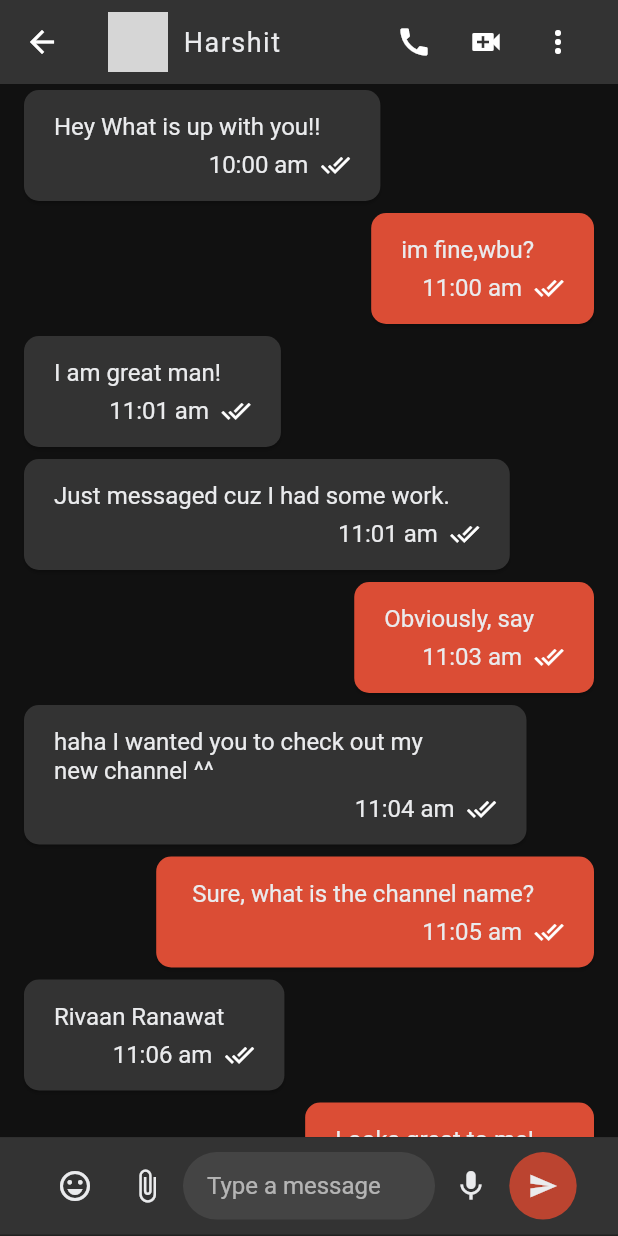
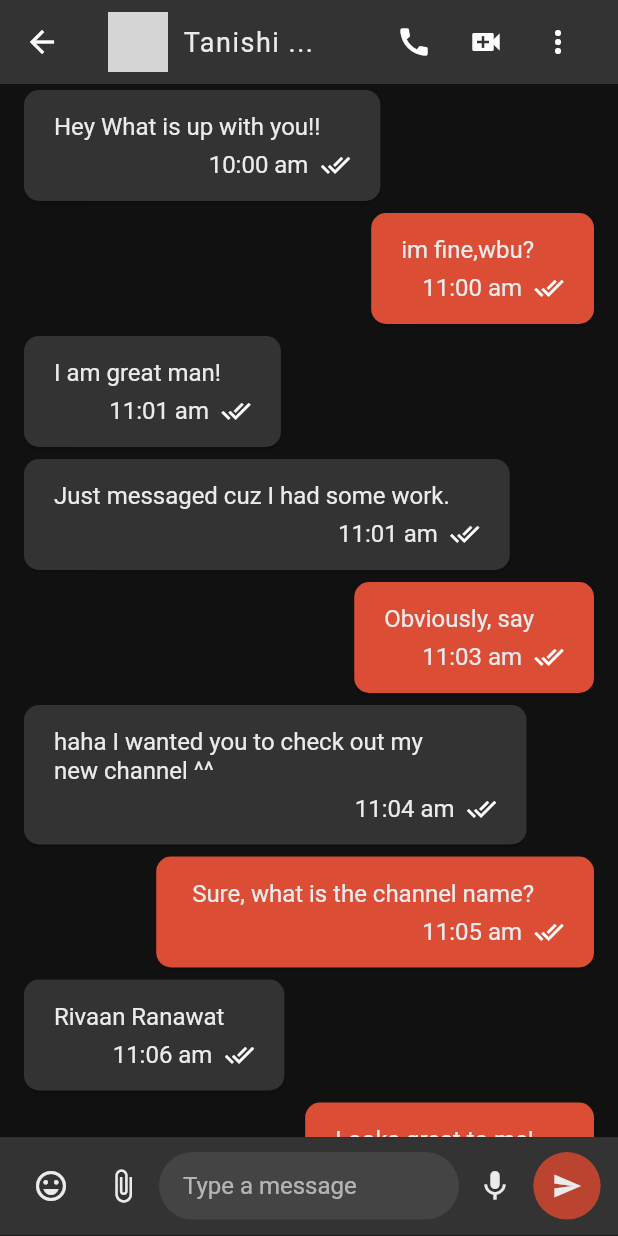
Before and after one commit to ekakshjanweja/NotWhatsapp, a Flutter app: the MobileScreen screen opened directly, after a tap on "Harshit", on a phone screen of 412 x 824 dp. Run offline on Flutter 3.47's test engine with Material 2 defaults, Android fonts, the phone set to English and light mode, and no system bars; our stand-ins replace cloud_firestore, country_picker, firebase_auth, firebase_core, firebase_storage, flutter_contacts and 2 more; accounts and stored records are empty; network calls fail; grey boxes are pictures that could not be loaded.

Commit message:
Update: Started working on isOnline functionality and now mobile chat screen shows name of user

```diff
--- a/lib/features/authentication/controller/auth_controller.dart
+++ b/lib/features/authentication/controller/auth_controller.dart
@@ -71,4 +71,10 @@ class AuthController {
       context: context,
     );
   }
+
+  //Used Data
+
+  Stream<UserModel> userDataById(String uid) {
+    return auth.userData(uid);
+  }
 }
--- a/lib/screens/mobile_chat_screen.dart
+++ b/lib/screens/mobile_chat_screen.dart
@@ -1,11 +1,22 @@
+// ignore_for_file: public_member_api_docs, sort_constructors_first
 import 'package:flutter/material.dart';
+
 import 'package:not_whatsapp/constants/colors.dart';
 import 'package:not_whatsapp/constants/font_styles.dart';
 import 'package:not_whatsapp/constants/info.dart';
 import 'package:not_whatsapp/widgets/Chat_list.dart';
 
 class MobileChatScreen extends StatelessWidget {
-  const MobileChatScreen({Key? key}) : super(key: key);
+  static const String routeName = '/mobile-chat-screen';
+
+  final String name;
+  final String uid;
+
+  const MobileChatScreen({
+    Key? key,
+    required this.name,
+    required this.uid,
+  }) : super(key: key);
 
   @override
   Widget build(BuildContext context) {
@@ -28,8 +39,13 @@ class MobileChatScreen extends StatelessWidget {
                 const SizedBox(
                   width: 10,
                 ),
-                Text(
-                  info[0]['name'].toString(),
+                name.length >= 9
+                    ? Text(
+                        name.substring(0, 8) + '...',
+                        style: FontStyle.titleStyle(),
+                      )
+                    : Text(
+                        name,
                         style: FontStyle.titleStyle(),
                       ),
               ],
@@ -40,15 +56,15 @@ class MobileChatScreen extends StatelessWidget {
               children: [
                 IconButton(
                   onPressed: () {},
-                  icon: Icon(Icons.call),
+                  icon: const Icon(Icons.call),
                 ),
                 IconButton(
                   onPressed: () {},
-                  icon: Icon(Icons.video_call),
+                  icon: const Icon(Icons.video_call),
                 ),
                 IconButton(
                   onPressed: () {},
-                  icon: Icon(Icons.more_vert),
+                  icon: const Icon(Icons.more_vert),
                 ),
               ],
             ),
@@ -76,12 +92,9 @@ class MobileChatScreen extends StatelessWidget {
               ),
               color: appBarColor,
             ),
-            child: Container(
-              padding: const EdgeInsets.symmetric(
-                horizontal: 16,
-              ),
             child: Row(
               crossAxisAlignment: CrossAxisAlignment.center,
+              mainAxisAlignment: MainAxisAlignment.spaceBetween,
               children: [
                 //Emoji
 
@@ -90,6 +103,7 @@ class MobileChatScreen extends StatelessWidget {
                   icon: const Icon(
                     Icons.emoji_emotions_outlined,
                     color: textColor,
+                    size: 24,
                   ),
                 ),
 
@@ -100,10 +114,12 @@ class MobileChatScreen extends StatelessWidget {
                   icon: const Icon(
                     Icons.attach_file_outlined,
                     color: textColor,
+                    size: 24,
                   ),
                 ),
 
                 //Text Field
+
                 Expanded(
                   child: TextField(
                     decoration: InputDecoration(
@@ -132,6 +148,7 @@ class MobileChatScreen extends StatelessWidget {
                   icon: const Icon(
                     Icons.mic,
                     color: textColor,
+                    size: 24,
                   ),
                 ),
 
@@ -139,7 +156,7 @@ class MobileChatScreen extends StatelessWidget {
 
                 Container(
                   alignment: Alignment.center,
-                    decoration: BoxDecoration(
+                  decoration: const BoxDecoration(
                     color: tabColor,
                     shape: BoxShape.circle,
                   ),
@@ -155,7 +172,6 @@ class MobileChatScreen extends StatelessWidget {
               ],
             ),
           ),
-          ),
         ],
       ),
     );
--- a/lib/widgets/contacts_list.dart
+++ b/lib/widgets/contacts_list.dart
@@ -20,10 +20,14 @@ class ContactsList extends StatelessWidget {
             onTap: () {
               if (currentWidth < 900) {
                 Navigator.push(
-                    context,
-                    MaterialPageRoute(
-                      builder: (context) => const MobileChatScreen(),
-                    ));
+                  context,
+                  MaterialPageRoute(
+                    builder: (context) => const MobileChatScreen(
+                      name: 'Tanishi Janweja',
+                      uid: '123',
+                    ),
+                  ),
+                );
               }
             },
             child: Column(
@@ -54,7 +58,7 @@ class ContactsList extends StatelessWidget {
                   //Leading
 
                   leading: CircleAvatar(
-                    radius: 30,
+                    radius: 20,
                     backgroundImage: NetworkImage(
                       info[index]['profilePic'].toString(),
                     ),
```
Also changed, not shown: lib/features/authentication/firebase/auth.dart (+10 -2 lines), lib/features/select_contacts/firebase/select_contact_repository.dart (+12 -0 lines), lib/router.dart (+11 -2 lines). Lines whose indentation alone changed are shown as unchanged.
